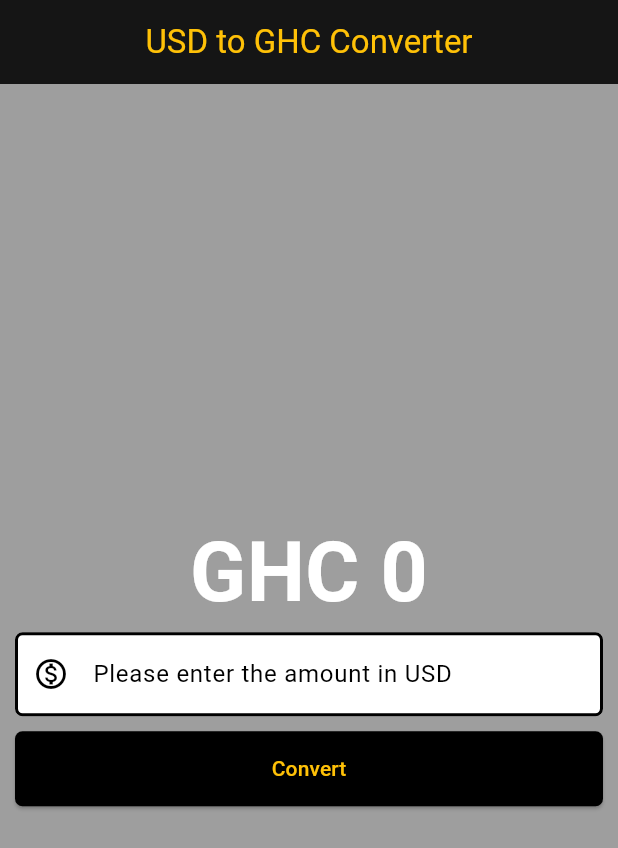
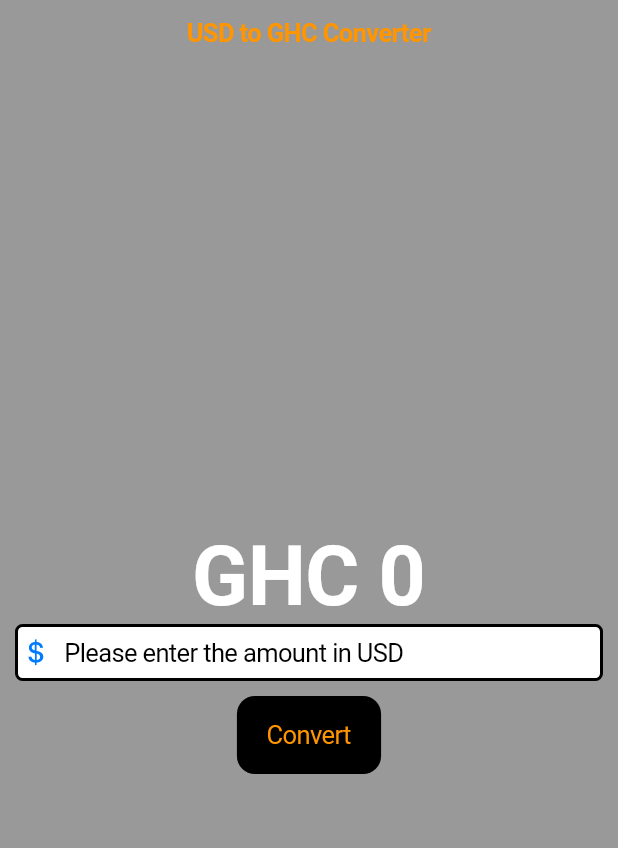
Before and after one commit to awesomecurtis/currency_converter, a Flutter app: the screen it shows after launch, on a phone screen of 412 x 824 dp. Shown: the top 848 px of the screen. Run offline on Flutter 3.47's test engine with Material 3 defaults, Android fonts, the phone set to English and light mode, and no system bars.

```diff
--- /dev/null
+++ b/lib/currency_converter_cupertino_page.dart
@@ -0,0 +1,90 @@
+import 'package:flutter/cupertino.dart';
+
+class CurrencyConverterCupertinoPage extends StatefulWidget {
+  const CurrencyConverterCupertinoPage({super.key});
+
+  @override
+  State<CurrencyConverterCupertinoPage> createState() =>
+      _CurrencyConverterCupertinoPageState();
+}
+
+class _CurrencyConverterCupertinoPageState
+    extends State<CurrencyConverterCupertinoPage> {
+  double result = 0;
+  final TextEditingController amountEditingController = TextEditingController();
+
+  void convert() {
+    result = double.parse(amountEditingController.text) * 12;
+    setState(() {});
+  }
+
+  @override
+  void dispose() {
+    amountEditingController.dispose();
+    super.dispose();
+  }
+
+  @override
+  Widget build(BuildContext context) {
+    return CupertinoPageScaffold(
+      backgroundColor: CupertinoColors.inactiveGray,
+      navigationBar: const CupertinoNavigationBar(
+        backgroundColor: CupertinoColors.black,
+        middle: Text(
+          'USD to GHC Converter',
+          style: TextStyle(color: CupertinoColors.systemOrange),
+        ),
+      ),
+      child: Padding(
+        padding: const EdgeInsets.all(10),
+        child: Column(
+          mainAxisAlignment: MainAxisAlignment.center,
+          children: [
+            Text(
+              'GHC ${result != 0 ? result.toStringAsFixed(2) : result.toStringAsFixed(0)}',
+              style: const TextStyle(
+                fontSize: 55,
+                fontWeight: FontWeight.bold,
+                color: Color.fromARGB(255, 255, 255, 255),
+              ),
+            ),
+            CupertinoTextField(
+              controller: amountEditingController,
+              style: const TextStyle(
+                color: CupertinoColors.black,
+              ),
+              placeholder: 'Please enter the amount in USD',
+              prefix: const Icon(CupertinoIcons.money_dollar),
+              placeholderStyle: const TextStyle(
+                color: CupertinoColors.black,
+              ),
+              decoration: BoxDecoration(
+                color: CupertinoColors.white,
+                border: Border.all(
+                  width: 2.0,
+                  style: BorderStyle.solid,
+                ),
+                borderRadius: BorderRadius.circular(5),
+              ),
+              keyboardType: const TextInputType.numberWithOptions(
+                decimal: true,
+              ),
+            ),
+            const SizedBox(height: 10),
+            CupertinoButton(
+              //invoke convert function
+              onPressed: convert,
+              color: CupertinoColors.black,
+              child: const Text(
+                'Convert',
+                style: TextStyle(
+                  color: CupertinoColors.systemOrange,
+                ),
+              ),
+            ),
+          ],
+        ),
+      ),
+    );
+  }
+}
--- a/lib/main.dart
+++ b/lib/main.dart
@@ -1,6 +1,8 @@
-import 'package:flutter/material.dart';
+import 'package:currency_converter/currency_converter_cupertino_page.dart';
+import 'package:flutter/cupertino.dart';
+// import 'package:flutter/material.dart';
 
-import 'currency_converter_material_page.dart';
+// import 'currency_converter_material_page.dart';
 
 void main() {
   runApp(const MyApp());
@@ -11,8 +13,11 @@ class MyApp extends StatelessWidget {
 
   @override
   Widget build(BuildContext context) {
-    return const MaterialApp(
-      home: CurrencyConverterMaterialPage(),
+    // return const MaterialApp(
+    return const CupertinoApp(
+      home:
+          // CurrencyConverterMaterialPage(),
+          CurrencyConverterCupertinoPage(),
     );
   }
 }
```
